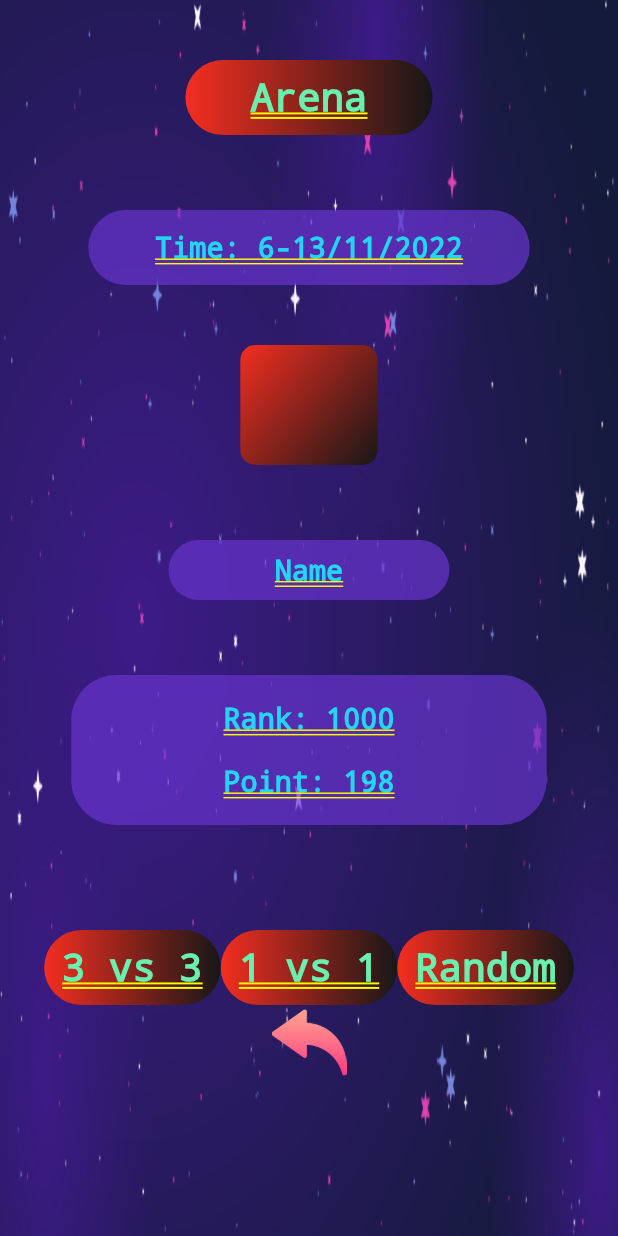
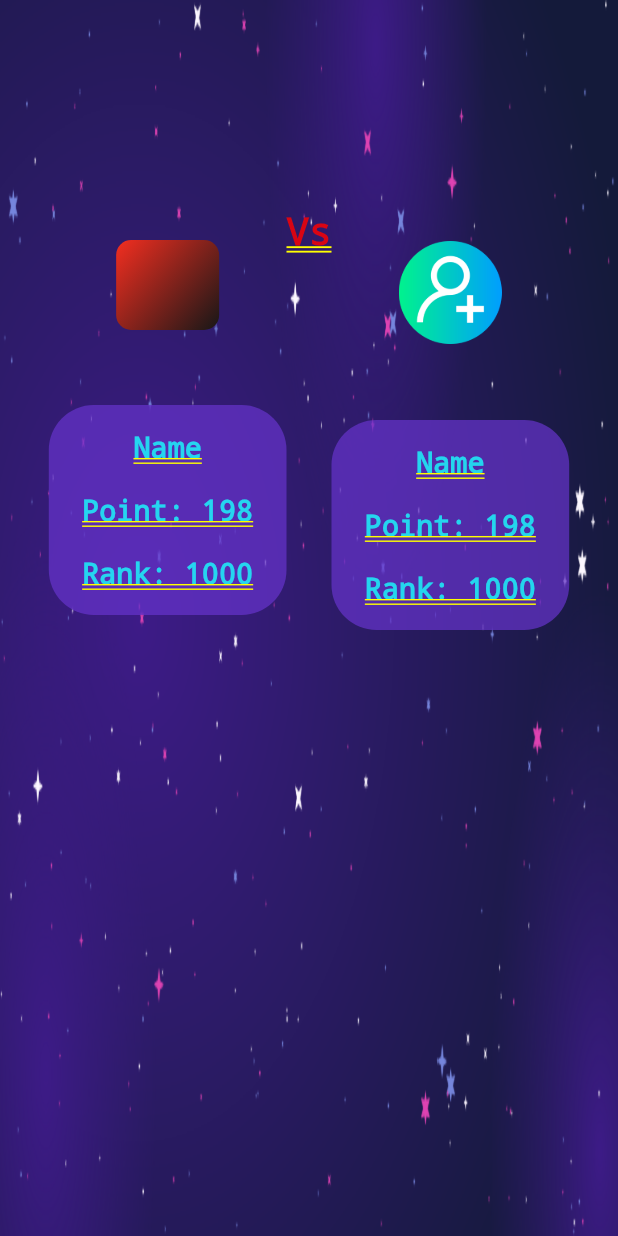
Before and after one commit to thanhpro0703/o_z_e, a Flutter app: the screen it shows after launch, on a phone screen of 412 x 824 dp. Run offline on Flutter 3.47's test engine with Material 2 defaults, Android fonts, the light colour scheme and no system bars.

Commit message:
update màn hình slo

```diff
--- a/game_app/lib/main.dart
+++ b/game_app/lib/main.dart
@@ -5,6 +5,7 @@ import 'screen_sign_in/form_sign_in.dart';
 import 'screen_room/screen_room.dart';
 import 'screen_setting/screen_seting.dart';
 import 'screen_choose_level/screen_choose_level.dart';
+import 'screen_solo/screen_solo.dart';
 
 import 'screen_singler_play/screen_singler_play.dart';
 
@@ -18,7 +19,7 @@ class MyApp extends StatelessWidget {
   @override
   Widget build(BuildContext context) {
     return const MaterialApp(
-      home: Screen_Choose_Level(),
+      home: Screen_Solo(),
     );
   }
 }
--- /dev/null
+++ b/game_app/lib/screen_solo/screen_solo.dart
@@ -0,0 +1,256 @@
+import 'dart:ui';
+import 'package:flutter/material.dart';
+
+class Screen_Solo extends StatefulWidget {
+  const Screen_Solo({super.key});
+
+  @override
+  State<Screen_Solo> createState() => _MyScreenChooseLevel();
+}
+
+class _MyScreenChooseLevel extends State<Screen_Solo> {
+  @override
+  Widget build(BuildContext context) {
+    return Container(
+      decoration: BoxDecoration(
+          image: DecorationImage(
+        image: AssetImage("assets/background-home.png"),
+        fit: BoxFit.fill,
+      )),
+      child: Column(
+        mainAxisAlignment: MainAxisAlignment.start,
+        children: [
+          Container(margin: EdgeInsets.only(top: 120)),
+          Row(
+            mainAxisAlignment: MainAxisAlignment.center,
+            crossAxisAlignment: CrossAxisAlignment.start,
+            children: [
+              Column(children: [
+                Padding(padding: EdgeInsets.only(top: 40)),
+                Container(
+                    width: MediaQuery.of(context).size.width / 6,
+                    height: 60,
+                    decoration: BoxDecoration(
+                        borderRadius: BorderRadius.circular(10),
+                        gradient: const LinearGradient(
+                          colors: [Color(0xfff32e20), Color(0xff171717)],
+                          begin: Alignment.topLeft,
+                          end: Alignment.bottomRight,
+                        )),
+                    child: Center()),
+                Padding(padding: EdgeInsets.only(top: 50)),
+                Container(
+                    width: MediaQuery.of(context).size.width / 2.6,
+                    height: 140,
+                    decoration: BoxDecoration(
+                        borderRadius: BorderRadius.circular(30),
+                        color: Color(0xffff6633CC).withOpacity(0.7)),
+                    child: Center(
+                      child: Column(
+                          mainAxisAlignment: MainAxisAlignment.center,
+                          children: [
+                            Text(
+                              'Name',
+                              style: TextStyle(
+                                  color: Colors.cyanAccent.withOpacity(0.8),
+                                  fontSize: 19),
+                            ),
+                            Padding(padding: EdgeInsets.fromLTRB(0, 10, 0, 10)),
+                            Text(
+                              'Point: 198',
+                              style: TextStyle(
+                                  color: Colors.cyanAccent.withOpacity(0.8),
+                                  fontSize: 19),
+                            ),
+                            Padding(padding: EdgeInsets.fromLTRB(0, 10, 0, 10)),
+                            Text(
+                              'Rank: 1000',
+                              style: TextStyle(
+                                  color: Colors.cyanAccent.withOpacity(0.8),
+                                  fontSize: 19),
+                            ),
+                          ]),
+                    )),
+              ]),
+              Container(
+                  margin: EdgeInsets.only(top: 20),
+                  child: Text('Vs', style: TextStyle(fontSize: 25))),
+              Column(children: [
+                Padding(padding: EdgeInsets.only(top: 40)),
+                Container(
+                  width: MediaQuery.of(context).size.width / 6,
+                  height: 70,
+                  child: Image(image: AssetImage('assets/add-user.png')),
+                ),
+                Padding(padding: EdgeInsets.only(top: 50)),
+                Container(
+                    width: MediaQuery.of(context).size.width / 2.6,
+                    height: 140,
+                    decoration: BoxDecoration(
+                        borderRadius: BorderRadius.circular(30),
+                        color: Color(0xffff6633CC).withOpacity(0.7)),
+                    child: Center(
+                      child: Column(
+                          mainAxisAlignment: MainAxisAlignment.center,
+                          children: [
+                            Text(
+                              'Name',
+                              style: TextStyle(
+                                  color: Colors.cyanAccent.withOpacity(0.8),
+                                  fontSize: 19),
+                            ),
+                            Padding(padding: EdgeInsets.fromLTRB(0, 10, 0, 10)),
+                            Text(
+                              'Point: 198',
+                              style: TextStyle(
+                                  color: Colors.cyanAccent.withOpacity(0.8),
+                                  fontSize: 19),
+                            ),
+                            Padding(padding: EdgeInsets.fromLTRB(0, 10, 0, 10)),
+                            Text(
+                              'Rank: 1000',
+                              style: TextStyle(
+                                  color: Colors.cyanAccent.withOpacity(0.8),
+                                  fontSize: 19),
+                            ),
+                          ]),
+                    )),
+              ])
+            ],
+          )
+          // ,
+          // Padding(padding: EdgeInsets.fromLTRB(0, 20, 0, 20)),
+          // Container(
+          //   width: MediaQuery.of(context).size.width / 2.5,
+          //   height: 50,
+          //   decoration: BoxDecoration(
+          //       borderRadius: BorderRadius.circular(50),
+          //       gradient: const LinearGradient(
+          //         colors: [Color(0xfff32e20), Color(0xff171717)],
+          //         begin: Alignment.centerLeft,
+          //         end: Alignment.centerRight,
+          //       )),
+          //   child: Center(
+          //     child: Text(
+          //       'Arena',
+          //       style: TextStyle(
+          //         color: Colors.greenAccent,
+          //         fontSize: 26,
+          //       ),
+          //     ),
+          //   ),
+          // ),
+
+          // Padding(padding: EdgeInsets.only(top: 50)),
+          // Container(
+          //     width: MediaQuery.of(context).size.width / 2.2,
+          //     height: 40,
+          //     decoration: BoxDecoration(
+          //         borderRadius: BorderRadius.circular(50),
+          //         color: Color(0xffff6633CC).withOpacity(0.7)),
+          //     child: Center(
+          //       child: Text(
+          //         'Name',
+          //         style: TextStyle(
+          //             color: Colors.cyanAccent.withOpacity(0.8), fontSize: 19),
+          //       ),
+          //     )),
+          // Padding(padding: EdgeInsets.only(top: 50)),
+          // Container(
+          //     width: MediaQuery.of(context).size.width / 1.3,
+          //     height: 100,
+          //     decoration: BoxDecoration(
+          //         borderRadius: BorderRadius.circular(30),
+          //         color: Color(0xffff6633CC).withOpacity(0.7)),
+          //     child: Center(
+          //       child: Column(
+          //           mainAxisAlignment: MainAxisAlignment.center,
+          //           children: [
+          //             Text(
+          //               'Rank: 1000',
+          //               style: TextStyle(
+          //                   color: Colors.cyanAccent.withOpacity(0.8),
+          //                   fontSize: 19),
+          //             ),
+          //             Padding(padding: EdgeInsets.fromLTRB(0, 10, 0, 10)),
+          //             Text(
+          //               'Point: 198',
+          //               style: TextStyle(
+          //                   color: Colors.cyanAccent.withOpacity(0.8),
+          //                   fontSize: 19),
+          //             )
+          //           ]),
+          //     )),
+          // Padding(padding: EdgeInsets.only(top: 70)),
+          // Row(
+          //   mainAxisAlignment: MainAxisAlignment.center,
+          //   children: [
+          //     Container(
+          //         width: MediaQuery.of(context).size.width / 3.5,
+          //         height: 50,
+          //         decoration: BoxDecoration(
+          //             borderRadius: BorderRadius.circular(50),
+          //             gradient: const LinearGradient(
+          //               colors: [Color(0xfff32e20), Color(0xff171717)],
+          //               begin: Alignment.centerLeft,
+          //               end: Alignment.centerRight,
+          //             )),
+          //         child: Center(
+          //           child: Text(
+          //             '3 vs 3',
+          //             style: TextStyle(
+          //               color: Colors.greenAccent,
+          //               fontSize: 26,
+          //             ),
+          //           ),
+          //         )),
+          //     Container(
+          //         width: MediaQuery.of(context).size.width / 3.5,
+          //         height: 50,
+          //         decoration: BoxDecoration(
+          //             borderRadius: BorderRadius.circular(50),
+          //             gradient: const LinearGradient(
+          //               colors: [Color(0xfff32e20), Color(0xff171717)],
+          //               begin: Alignment.centerLeft,
+          //               end: Alignment.centerRight,
+          //             )),
+          //         child: Center(
+          //           child: Text(
+          //             '1 vs 1',
+          //             style: TextStyle(
+          //               color: Colors.greenAccent,
+          //               fontSize: 26,
+          //             ),
+          //           ),
+          //         )),
+          //     Container(
+          //         width: MediaQuery.of(context).size.width / 3.5,
+          //         height: 50,
+          //         decoration: BoxDecoration(
+          //             borderRadius: BorderRadius.circular(50),
+          //             gradient: const LinearGradient(
+          //               colors: [Color(0xfff32e20), Color(0xff171717)],
+          //               begin: Alignment.centerLeft,
+          //               end: Alignment.centerRight,
+          //             )),
+          //         child: Center(
+          //           child: Text(
+          //             'Random',
+          //             style: TextStyle(
+          //               color: Colors.greenAccent,
+          //               fontSize: 26,
+          //             ),
+          //           ),
+          //         ))
+          //   ],
+          // ),
+          // Container(
+          //   height: 50,
+          //   width: 50,
+          //   child: Image(image: AssetImage('assets/reply-message.png')),
+          // )
+        ],
+      ),
+    );
+  }
+}
```
